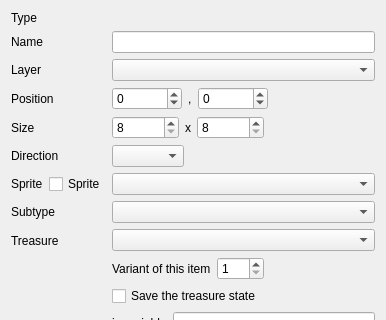
Old version of the form src/gui/edit_entity_dialog.ui in the repository solarus-games/solarus-quest-editor; both pictures show x 0 to 386 and y 0 to 320 of the 386 by 620 pixel window.
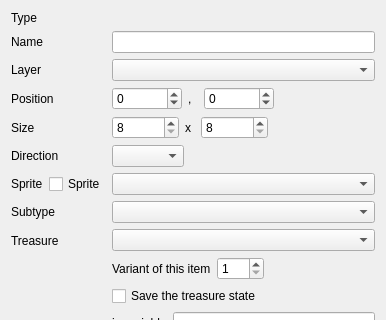
New version of the form. Custom widgets are drawn as their Qt base class.

Commit message: Align position and size spinboxes

Patch:
```diff
--- a/src/gui/edit_entity_dialog.ui
+++ b/src/gui/edit_entity_dialog.ui
@@ -114,6 +114,12 @@
         </item>
         <item>
          <widget class="QLabel" name="xy_comma_label">
+          <property name="minimumSize">
+           <size>
+            <width>10</width>
+            <height>0</height>
+           </size>
+          </property>
           <property name="text">
            <string>,</string>
           </property>
@@ -197,6 +203,12 @@
         </item>
         <item>
          <widget class="QLabel" name="size_cross_label">
+          <property name="minimumSize">
+           <size>
+            <width>10</width>
+            <height>0</height>
+           </size>
+          </property>
           <property name="text">
            <string>x</string>
           </property>
```
